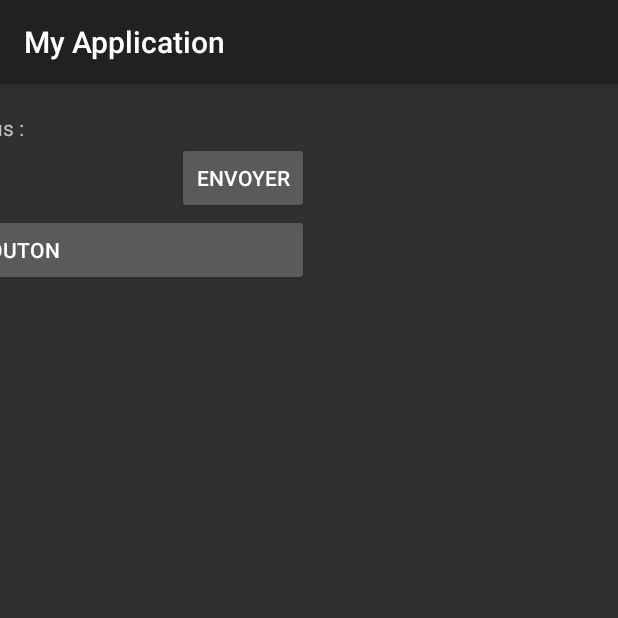
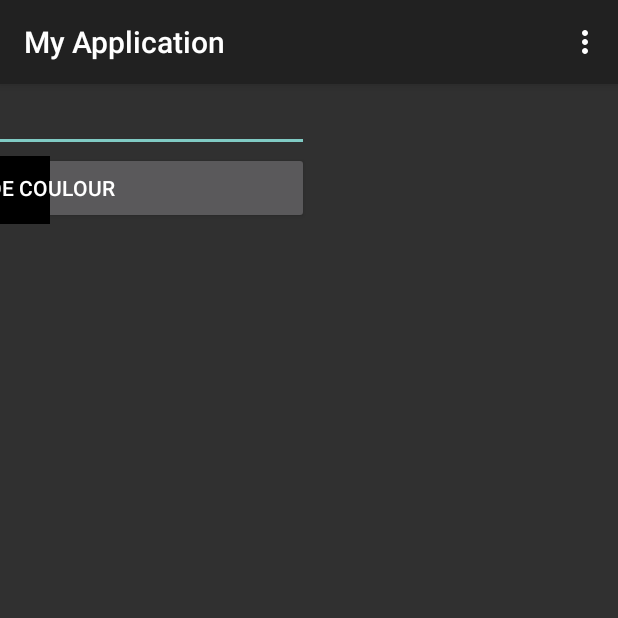
Before and after one commit to jean-pasqualini/MyApplicationProject, an Android app: the screen it shows after launch (MainActivity), on a phone screen of 412 x 824 dp, the top half of it. Run offline under Robolectric (Android 15) with nearby library versions, the phone set to English and light mode, and no system bars.

```diff
--- a/MyApplication/src/main/AndroidManifest.xml
+++ b/MyApplication/src/main/AndroidManifest.xml
@@ -5,7 +5,7 @@
     android:versionName="1.0" >
 
     <uses-sdk
-        android:minSdkVersion="7"
+        android:minSdkVersion="8"
         android:targetSdkVersion="19" />
 
     <uses-permission android:name="android.permission.INTERNET"/>
--- /dev/null
+++ b/MyApplication/src/main/java/com/example/myapplication/ColorButton.java
@@ -0,0 +1,94 @@
+package com.example.myapplication;
+
+import android.content.Context;
+import android.content.res.Resources;
+import android.content.res.TypedArray;
+import android.graphics.Canvas;
+import android.graphics.Paint;
+import android.graphics.Rect;
+import android.util.AttributeSet;
+import android.view.MotionEvent;
+import android.widget.Button;
+
+/**
+ * Created by adibox on 3/27/14.
+ */
+public class ColorButton extends Button {
+    private TypedArray mCouleurs;
+
+    private int position = 0;
+
+    private Rect mRect;
+
+    private Paint mPainter = new Paint(Paint.ANTI_ALIAS_FLAG);
+
+    public ColorButton(Context context, AttributeSet attrs, int defStyle)
+    {
+        super(context, attrs, defStyle);
+        init();
+    }
+
+    public ColorButton(Context context, AttributeSet attrs)
+    {
+        super(context, attrs);
+        init();
+    }
+
+    public ColorButton(Context context)
+    {
+        super(context);
+        init();
+    }
+
+    private void init()
+    {
+        Resources res = getResources();
+
+        mCouleurs = res.obtainTypedArray(R.array.colors);
+
+        setText("Changer de coulour");
+    }
+
+    @Override
+    protected void onLayout(boolean changed, int left, int top, int right, int bottom)
+    {
+        if(changed)
+        {
+            mRect = new Rect(
+                    Math.round(0.5f * getWidth() - 50),
+                    Math.round(0.75f * getHeight() - 50),
+                    Math.round(0.5f * getWidth() + 50),
+                    Math.round(0.75f * getHeight() + 50)
+                        );
+        }
+
+        super.onLayout(changed, left, top, right, bottom);
+    }
+
+    @Override
+    public boolean onTouchEvent(MotionEvent event)
+    {
+        if(event.getAction() == MotionEvent.ACTION_DOWN)
+        {
+            position ++;
+
+            position %= mCouleurs.length();
+
+            mPainter.setColor(mCouleurs.getColor(position, -1));
+
+            invalidate();
+        }
+
+        return super.onTouchEvent(event);
+    }
+
+    @Override
+    public void onDraw(Canvas canvas)
+    {
+        canvas.drawRect(mRect, mPainter);
+
+        super.onDraw(canvas);
+    }
+
+
+}
--- a/MyApplication/src/main/java/com/example/myapplication/MainActivity.java
+++ b/MyApplication/src/main/java/com/example/myapplication/MainActivity.java
@@ -1,6 +1,8 @@
 package com.example.myapplication;
 
+import android.app.ActionBar;
 import android.app.Dialog;
+import android.app.DialogFragment;
 import android.content.res.Resources;
 import android.graphics.Bitmap;
 import android.graphics.BitmapFactory;
@@ -10,6 +12,10 @@ import android.support.v7.app.ActionBarActivity;
 import android.text.Html;
 import android.text.Spanned;
 import android.util.Log;
+import android.view.ContextMenu;
+import android.view.Menu;
+import android.view.MenuInflater;
+import android.view.MenuItem;
 import android.view.MotionEvent;
 import android.view.View;
 import android.view.animation.Animation;
@@ -17,6 +23,7 @@ import android.view.animation.AnimationUtils;
 import android.view.animation.LayoutAnimationController;
 import android.widget.AdapterView;
 import android.widget.ArrayAdapter;
+import android.widget.AutoCompleteTextView;
 import android.widget.Button;
 import android.widget.CheckBox;
 import android.widget.EditText;
@@ -25,6 +32,7 @@ import android.widget.ImageView;
 import android.widget.LinearLayout;
 import android.widget.ListAdapter;
 import android.widget.ListView;
+import android.widget.MultiAutoCompleteTextView;
 import android.widget.RadioGroup;
 import android.widget.SimpleAdapter;
 import android.widget.Spinner;
@@ -33,6 +41,7 @@ import android.widget.TextView;
 import android.widget.Toast;
 
 import com.example.myapplication.Adapter.RepertoireAdapter;
+import com.example.myapplication.Dialog.TestDialog;
 import com.example.myapplication.Listener.MainListener;
 import com.example.myapplication.Manager.MainManager;
 
@@ -75,6 +84,8 @@ public class MainActivity extends ActionBarActivity {
     private String[] mLanguages = null;
 
     private ListView liste = null;
+
+    private ActionBar actionBar;
 
     private final static int ID_NORMAL_DIALOG = 0;
     private final static int ID_ENEVEREE_DIALOG = 1;
@@ -328,7 +339,7 @@ public class MainActivity extends ActionBarActivity {
          liste.setAdapter(adapter);
 
          linearLayout.addView(liste);
- */
+
           //  linearLayout.addView(vue);
 
          Button un = new Button(this);
@@ -338,11 +349,35 @@ public class MainActivity extends ActionBarActivity {
          un.setOnClickListener(new View.OnClickListener() {
              @Override
              public void onClick(View view) {
-                 showDialog(ID_NORMAL_DIALOG);
+                 android.support.v4.app.DialogFragment newFragment = new TestDialog();
+
+                 newFragment.show(getSupportFragmentManager(), "untag");
              }
          });
+ */
+            MultiAutoCompleteTextView complete = (MultiAutoCompleteTextView) findViewById(R.id.auto);
 
-         linearLayout.addView(un);
+         complete.setThreshold(2);
+
+
+            liste = (ListView) new ListView(this);
+
+            List<String> example = new ArrayList<String>();
+
+            for(int i =  1; i <= 10; i++)
+            {
+                example.add("Element " + i);
+            }
+
+            ArrayAdapter<String> adapter = new RepertoireAdapter(this, example);
+
+         complete.setAdapter(adapter);
+
+            ColorButton col = new ColorButton(this);
+
+            linearLayout.addView(col);
+
+       //  linearLayout.addView(un);
 
         }
         catch(Exception e)
@@ -360,6 +395,34 @@ public class MainActivity extends ActionBarActivity {
         this.listener = new MainListener(this.manager);
 */
 
+    }
+
+    @Override
+    public boolean onCreateOptionsMenu(Menu menu)
+    {
+        super.onCreateOptionsMenu(menu);
+        MenuInflater inflater = getMenuInflater();
+
+        inflater.inflate(R.menu.menu, menu);
+
+        return true;
+    }
+
+    @Override
+    public boolean onOptionsItemSelected(MenuItem item)
+    {
+        Toast.makeText(this, "option select", Toast.LENGTH_SHORT).show();
+
+        return super.onOptionsItemSelected(item);
+    }
+
+    @Override
+    public void onCreateContextMenu(ContextMenu menu, View vue, ContextMenu.ContextMenuInfo menuInfo)
+    {
+        super.onCreateContextMenu(menu, vue, menuInfo);
+
+        menu.add(Menu.NONE, 0, Menu.NONE, "Supp");
+        menu.add(Menu.NONE, 1, Menu.NONE, "Ret");
     }
 
     private LinearLayout createAnnounce(JSONObject object) throws JSONException
--- a/MyApplication/src/main/res/layout/fragment_main.xml
+++ b/MyApplication/src/main/res/layout/fragment_main.xml
@@ -8,39 +8,16 @@
     android:layoutAnimation="@anim/layoutmy"
     >
 
-    <TextView
-        android:id="@+id/textSexe"
+    <ImageView
+        android:layout_width="wrap_content"
+        android:layout_height="wrap_content" />
+
+    <MultiAutoCompleteTextView
         android:layout_width="fill_parent"
         android:layout_height="wrap_content"
-        android:text="Quel est votre sexe :"/>
-
-    <ListView
-        android:id="@+id/listSexe"
-        android:layout_width="fill_parent"
-        android:layout_height="wrap_content"
-        android:choiceMode="singleChoice"
-        ></ListView>
-
-    <TextView
-        android:id="@+id/textProg"
-        android:layout_width="fill_parent"
-        android:layout_height="wrap_content"
-        android:text="Quel(s) language(s) maitrisez vous :"/>
-
-    <GridView
-        android:id="@+id/listProg"
-        android:layout_width="fill_parent"
-        android:layout_height="wrap_content"
-        android:numColumns="2"
-        android:choiceMode="multipleChoice"></GridView>
+        android:id="@+id/auto"/>
 
 
-    <Button
-        android:id="@+id/send"
-        android:layout_width="wrap_content"
-        android:layout_height="wrap_content"
-        android:layout_gravity="center"
-        android:text="Envoyer"/>
 
 
     </LinearLayout>
--- /dev/null
+++ b/MyApplication/src/main/res/menu/menu.xml
@@ -0,0 +1,22 @@
+<?xml version="1.0" encoding="utf-8"?>
+
+<menu xmlns:android="http://schemas.android.com/apk/res/android">
+    <item android:id="@+id/item1" android:title="Item 1"></item>
+      <item android:id="@+id/item2" android:titleCondensed="Item 2" android:title="Item 2 mais avec un nom assez long quand même">
+        <menu>
+          <item android:id="@+id/item3" android:title="Item 2.1" android:checkable="true"/>
+          <item android:id="@+id/item4" android:title="Item 2.2"/>
+        </menu>
+      </item>
+      <item android:id="@+id/item5" android:title="Item 3" android:checkable="true"/>
+      <item android:id="@+id/item6" android:title="Item 4">
+        <group android:id="@+id/group1" android:checkableBehavior="all">
+          <item android:id="@+id/item7" android:title="Item 4.1"></item>
+          <item android:id="@+id/item8" android:title="Item 4.2"></item>
+        </group>
+      </item>
+      <group android:id="@+id/group2" android:enabled="false">
+        <item android:id="@+id/item9" android:title="Item 5.1"></item>
+        <item android:id="@+id/item10" android:title="Item 5.2"></item>
+      </group>
+</menu>
--- /dev/null
+++ b/MyApplication/src/main/res/values/array.xml
@@ -0,0 +1,9 @@
+<?xml version="1.0" encoding="utf-8"?>
+<resources>
+    <array name="colors">
+        <item>#FF0000</item>
+        <item>#0FF000</item>
+        <item>#000FF0</item>
+        <item>#FFFFFF</item>
+    </array>
+</resources>
```
Also changed, not shown: MyApplication/src/main/java/com/example/myapplication/Dialog/TestDialog.java (added, +32 -0 lines), MyApplication/src/main/res/layout/modal.xml (added, +10 -0 lines).
